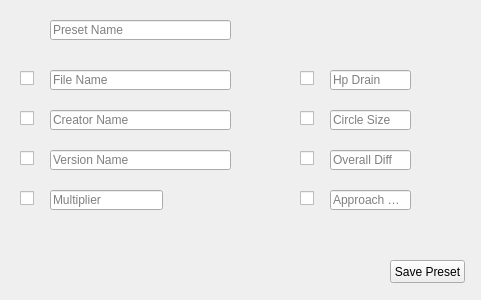
Before: the Qt Designer form practosu/presetsmanager.ui in Chris-SG/practosu, drawn with Qt 5.
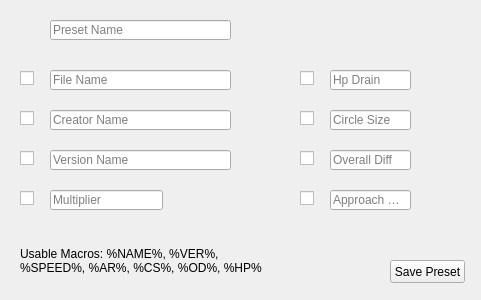
After: the same form once the commit is applied.

```diff
--- a/practosu/presetsmanager.ui
+++ b/practosu/presetsmanager.ui
@@ -259,6 +259,22 @@
     <string>Approach Rate</string>
    </property>
   </widget>
+  <widget class="QLabel" name="label">
+   <property name="geometry">
+    <rect>
+     <x>20</x>
+     <y>230</y>
+     <width>251</width>
+     <height>61</height>
+    </rect>
+   </property>
+   <property name="text">
+    <string>Usable Macros: %NAME%, %VER%, %SPEED%, %AR%, %CS%, %OD%, %HP%</string>
+   </property>
+   <property name="wordWrap">
+    <bool>true</bool>
+   </property>
+  </widget>
  </widget>
  <layoutdefault spacing="6" margin="11"/>
  <resources/>
```
